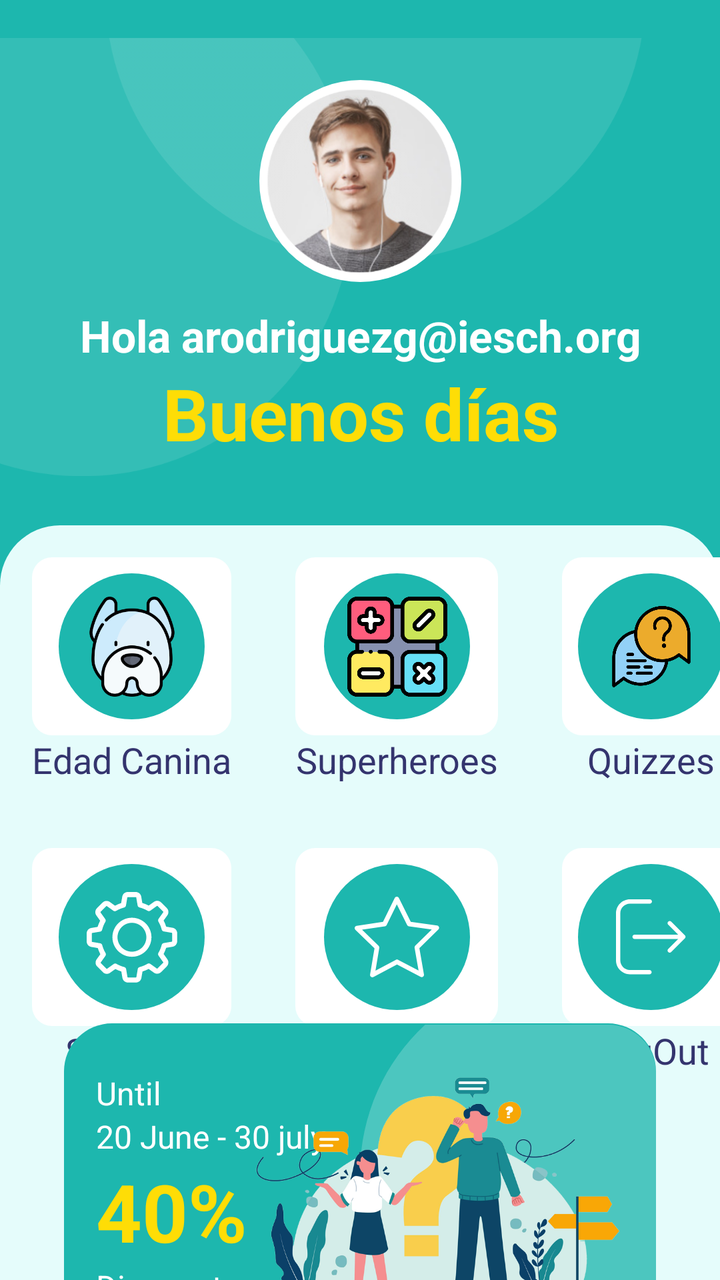
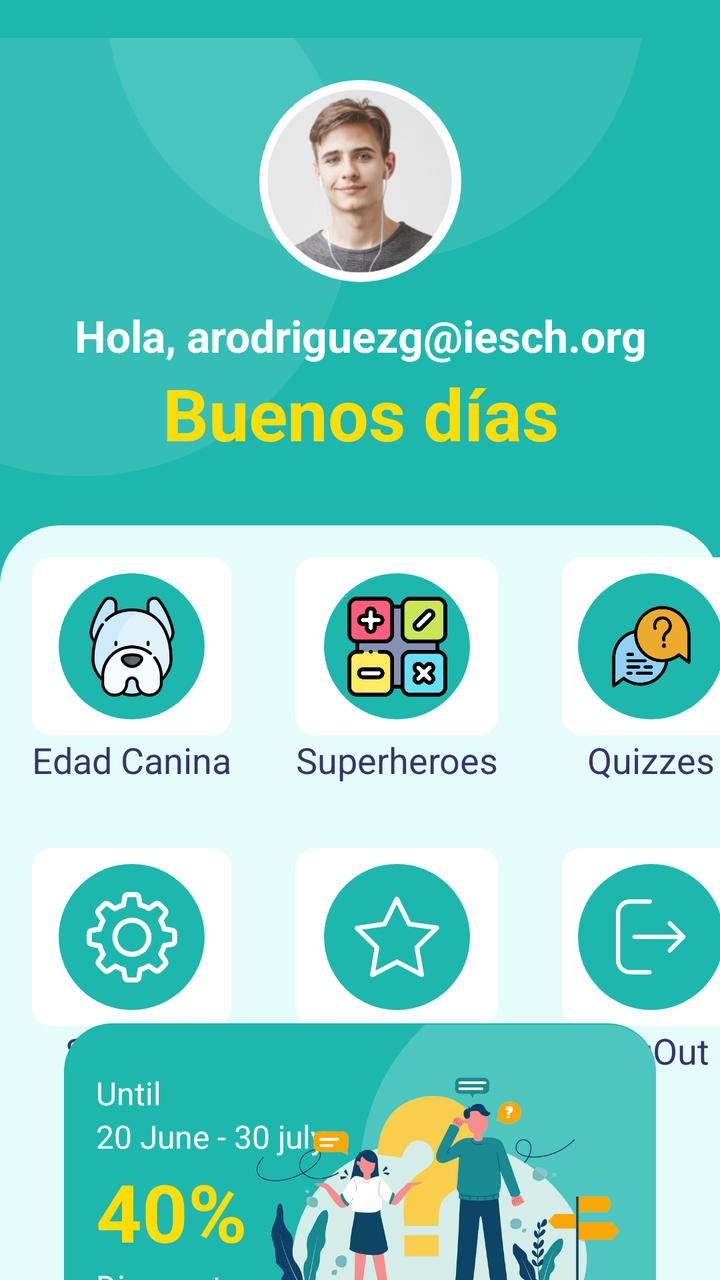

Compare the two renders of this Android layout. The source of the first and the diff that turns it into the second are given below.
<!-- AndroidManifest.xml: application theme Theme.P1DashboardMenu -->
<!-- res/layout/activity_main.xml -->
<?xml version="1.0" encoding="utf-8"?>
<androidx.constraintlayout.widget.ConstraintLayout xmlns:android="http://schemas.android.com/apk/res/android"
    xmlns:app="http://schemas.android.com/apk/res-auto"
    xmlns:tools="http://schemas.android.com/tools"
    android:id="@+id/main"
    android:layout_width="match_parent"
    android:layout_height="match_parent"
    android:background="#1DB7AE"
    tools:context=".MainActivity" >

    <ImageView
        android:id="@+id/imageView"
        android:layout_width="wrap_content"
        android:layout_height="wrap_content"
        android:layout_marginTop="40dp"
        app:layout_constraintEnd_toEndOf="parent"
        app:layout_constraintStart_toStartOf="parent"
        app:layout_constraintTop_toTopOf="parent"
        app:srcCompat="@drawable/profile" />

    <ImageView
        android:id="@+id/imageView8"
        android:layout_width="321dp"
        android:layout_height="257dp"
        app:srcCompat="@drawable/circle_white_top"
        tools:layout_editor_absoluteX="2dp"
        tools:layout_editor_absoluteY="-19dp" />

    <TextView
        android:id="@+id/textView3"
        android:layout_width="wrap_content"
        android:layout_height="wrap_content"
        android:text="Hola arodriguezg@iesch.org"
        android:textColor="#ffffff"
        android:textSize="22sp"
        android:textStyle="bold"
        android:layout_marginTop="12dp"
        app:layout_constraintEnd_toEndOf="@+id/imageView"
        app:layout_constraintStart_toStartOf="@+id/imageView"
        app:layout_constraintTop_toBottomOf="@+id/imageView" />

    <TextView
        android:id="@+id/textView4"
        android:layout_width="wrap_content"
        android:layout_height="wrap_content"
        android:text="Buenos días"
        android:textColor="#FEDD06"
        android:textSize="36sp"
        android:textStyle="bold"
        app:layout_constraintEnd_toEndOf="@+id/textView3"
        app:layout_constraintStart_toStartOf="@+id/textView3"
        app:layout_constraintTop_toBottomOf="@+id/textView3" />

    <androidx.constraintlayout.widget.ConstraintLayout
        android:layout_width="match_parent"
        android:layout_height="0dp"
        android:layout_marginTop="32dp"
        android:background="@drawable/bottom_background_light_green"
        app:layout_constraintBottom_toBottomOf="parent"
        app:layout_constraintEnd_toEndOf="parent"
        app:layout_constraintStart_toStartOf="parent"
        app:layout_constraintTop_toBottomOf="@+id/textView4">

        <TableLayout
            android:id="@+id/tableLayout"
            android:layout_width="match_parent"
            android:layout_height="wrap_content"
            app:layout_constraintEnd_toEndOf="parent"
            app:layout_constraintStart_toStartOf="parent"
            app:layout_constraintTop_toTopOf="parent">

            <TableRow
                android:layout_width="match_parent"
                android:layout_height="match_parent">

                <LinearLayout
                    android:layout_width="match_parent"
                    android:layout_height="wrap_content"
                    android:layout_margin="16dp"
                    android:orientation="vertical">

                    <androidx.constraintlayout.widget.ConstraintLayout
                        android:layout_width="match_parent"
                        android:layout_height="match_parent"
                        android:background="@drawable/white_btn_background">

                        <ImageView
                            android:id="@+id/imageView2"
                            android:layout_width="wrap_content"
                            android:layout_height="wrap_content"
                            android:layout_margin="8dp"
                            app:layout_constraintBottom_toBottomOf="parent"
                            app:layout_constraintEnd_toEndOf="parent"
                            app:layout_constraintStart_toStartOf="parent"
                            app:layout_constraintTop_toTopOf="parent"
                            app:srcCompat="@drawable/circle_green" />

                        <ImageView
                            android:id="@+id/imageView4"
                            android:layout_width="50dp"
                            android:layout_height="50dp"
                            app:layout_constraintBottom_toBottomOf="@+id/imageView2"
                            app:layout_constraintEnd_toEndOf="@+id/imageView2"
                            app:layout_constraintStart_toStartOf="@+id/imageView2"
                            app:layout_constraintTop_toTopOf="@+id/imageView2"
                            app:srcCompat="@drawable/dogoargentino" />
                    </androidx.constraintlayout.widget.ConstraintLayout>

                    <TextView
                        android:id="@+id/textView5"
                        android:layout_width="match_parent"
                        android:layout_height="wrap_content"
                        android:text="Edad Canina"
                        android:textAlignment="center"
                        android:textColor="#34346E"
                        android:textSize="18sp" />
                </LinearLayout>

                <LinearLayout
                    android:layout_width="match_parent"
                    android:layout_height="wrap_content"
                    android:layout_margin="16dp"
                    android:orientation="vertical">

                    <androidx.constraintlayout.widget.ConstraintLayout
                        android:layout_width="match_parent"
                        android:layout_height="match_parent"
                        android:background="@drawable/white_btn_background">

                        <ImageView
                            android:id="@+id/imageView2"
                            android:layout_width="wrap_content"
                            android:layout_height="wrap_content"
                            android:layout_margin="8dp"
                            app:layout_constraintBottom_toBottomOf="parent"
                            app:layout_constraintEnd_toEndOf="parent"
                            app:layout_constraintStart_toStartOf="parent"
                            app:layout_constraintTop_toTopOf="parent"
                            app:srcCompat="@drawable/circle_green" />

                        <ImageView
                            android:id="@+id/imageView4"
                            android:layout_width="50dp"
                            android:layout_height="50dp"
                            app:layout_constraintBottom_toBottomOf="@+id/imageView2"
                            app:layout_constraintEnd_toEndOf="@+id/imageView2"
                            app:layout_constraintStart_toStartOf="@+id/imageView2"
                            app:layout_constraintTop_toTopOf="@+id/imageView2"
                            app:srcCompat="@drawable/calculadora" />
                    </androidx.constraintlayout.widget.ConstraintLayout>

                    <TextView
                        android:id="@+id/textView5"
                        android:layout_width="match_parent"
                        android:layout_height="wrap_content"
                        android:text="Superheroes"
                        android:textAlignment="center"
                        android:textColor="#34346E"
                        android:textSize="18sp" />
                </LinearLayout>

                <LinearLayout
                    android:layout_width="match_parent"
                    android:layout_height="wrap_content"
                    android:layout_margin="16dp"
                    android:orientation="vertical">

                    <androidx.constraintlayout.widget.ConstraintLayout
                        android:layout_width="match_parent"
                        android:layout_height="match_parent"
                        android:background="@drawable/white_btn_background">

                        <ImageView
                            android:id="@+id/imageView2"
                            android:layout_width="wrap_content"
                            android:layout_height="wrap_content"
                            android:layout_margin="8dp"
                            app:layout_constraintBottom_toBottomOf="parent"
                            app:layout_constraintEnd_toEndOf="parent"
                            app:layout_constraintStart_toStartOf="parent"
                            app:layout_constraintTop_toTopOf="parent"
                            app:srcCompat="@drawable/circle_green" />

                        <ImageView
                            android:id="@+id/imageView4"
                            android:layout_width="50dp"
                            android:layout_height="50dp"
                            app:layout_constraintBottom_toBottomOf="@+id/imageView2"
                            app:layout_constraintEnd_toEndOf="@+id/imageView2"
                            app:layout_constraintStart_toStartOf="@+id/imageView2"
                            app:layout_constraintTop_toTopOf="@+id/imageView2"
                            app:srcCompat="@drawable/pregunta" />
                    </androidx.constraintlayout.widget.ConstraintLayout>

                    <TextView
                        android:id="@+id/textView5"
                        android:layout_width="match_parent"
                        android:layout_height="wrap_content"
                        android:text="Quizzes"
                        android:textAlignment="center"
                        android:textColor="#34346E"
                        android:textSize="18sp" />
                </LinearLayout>
            </TableRow>

            <TableRow
                android:layout_width="match_parent"
                android:layout_height="match_parent">

                <LinearLayout
                    android:layout_width="match_parent"
                    android:layout_height="wrap_content"
                    android:layout_margin="16dp"
                    android:orientation="vertical">

                    <androidx.constraintlayout.widget.ConstraintLayout
                        android:layout_width="match_parent"
                        android:layout_height="match_parent"
                        android:background="@drawable/white_btn_background">

                        <ImageView
                            android:id="@+id/imageView2"
                            android:layout_width="wrap_content"
                            android:layout_height="wrap_content"
                            android:layout_margin="8dp"
                            app:layout_constraintBottom_toBottomOf="parent"
                            app:layout_constraintEnd_toEndOf="parent"
                            app:layout_constraintStart_toStartOf="parent"
                            app:layout_constraintTop_toTopOf="parent"
                            app:srcCompat="@drawable/circle_green" />

                        <ImageView
                            android:id="@+id/imageView4"
                            android:layout_width="wrap_content"
                            android:layout_height="wrap_content"
                            app:layout_constraintBottom_toBottomOf="@+id/imageView2"
                            app:layout_constraintEnd_toEndOf="@+id/imageView2"
                            app:layout_constraintStart_toStartOf="@+id/imageView2"
                            app:layout_constraintTop_toTopOf="@+id/imageView2"
                            app:srcCompat="@drawable/btn_4" />
                    </androidx.constraintlayout.widget.ConstraintLayout>

                    <TextView
                        android:id="@+id/textView5"
                        android:layout_width="match_parent"
                        android:layout_height="wrap_content"
                        android:text="Settings"
                        android:textAlignment="center"
                        android:textColor="#34346E"
                        android:textSize="18sp" />
                </LinearLayout>

                <LinearLayout
                    android:layout_width="match_parent"
                    android:layout_height="wrap_content"
                    android:layout_margin="16dp"
                    android:orientation="vertical">

                    <androidx.constraintlayout.widget.ConstraintLayout
                        android:layout_width="match_parent"
                        android:layout_height="match_parent"
                        android:background="@drawable/white_btn_background">

                        <ImageView
                            android:id="@+id/imageView2"
                            android:layout_width="wrap_content"
                            android:layout_height="wrap_content"
                            android:layout_margin="8dp"
                            app:layout_constraintBottom_toBottomOf="parent"
                            app:layout_constraintEnd_toEndOf="parent"
                            app:layout_constraintStart_toStartOf="parent"
                            app:layout_constraintTop_toTopOf="parent"
                            app:srcCompat="@drawable/circle_green" />

                        <ImageView
                            android:id="@+id/imageView4"
                            android:layout_width="wrap_content"
                            android:layout_height="wrap_content"
                            app:layout_constraintBottom_toBottomOf="@+id/imageView2"
                            app:layout_constraintEnd_toEndOf="@+id/imageView2"
                            app:layout_constraintStart_toStartOf="@+id/imageView2"
                            app:layout_constraintTop_toTopOf="@+id/imageView2"
                            app:srcCompat="@drawable/btn_5" />
                    </androidx.constraintlayout.widget.ConstraintLayout>

                    <TextView
                        android:id="@+id/textView5"
                        android:layout_width="match_parent"
                        android:layout_height="wrap_content"
                        android:text="Favorite"
                        android:textAlignment="center"
                        android:textColor="#34346E"
                        android:textSize="18sp" />
                </LinearLayout>

                <LinearLayout
                    android:layout_width="match_parent"
                    android:layout_height="wrap_content"
                    android:layout_margin="16dp"
                    android:orientation="vertical">

                    <androidx.constraintlayout.widget.ConstraintLayout
                        android:layout_width="match_parent"
                        android:layout_height="match_parent"
                        android:background="@drawable/white_btn_background">

                        <ImageView
                            android:id="@+id/imageView2"
                            android:layout_width="wrap_content"
                            android:layout_height="wrap_content"
                            android:layout_margin="8dp"
                            app:layout_constraintBottom_toBottomOf="parent"
                            app:layout_constraintEnd_toEndOf="parent"
                            app:layout_constraintStart_toStartOf="parent"
                            app:layout_constraintTop_toTopOf="parent"
                            app:srcCompat="@drawable/circle_green" />

                        <ImageView
                            android:id="@+id/imageView4"
                            android:layout_width="wrap_content"
                            android:layout_height="wrap_content"
                            app:layout_constraintBottom_toBottomOf="@+id/imageView2"
                            app:layout_constraintEnd_toEndOf="@+id/imageView2"
                            app:layout_constraintStart_toStartOf="@+id/imageView2"
                            app:layout_constraintTop_toTopOf="@+id/imageView2"
                            app:srcCompat="@drawable/btn_6" />
                    </androidx.constraintlayout.widget.ConstraintLayout>

                    <TextView
                        android:id="@+id/textView5"
                        android:layout_width="match_parent"
                        android:layout_height="wrap_content"
                        android:text="LogOut"
                        android:textAlignment="center"
                        android:textColor="#34346E"
                        android:textSize="18sp" />
                </LinearLayout>
            </TableRow>

        </TableLayout>

        <androidx.constraintlayout.widget.ConstraintLayout
            android:layout_width="match_parent"
            android:layout_height="170dp"
            android:layout_margin="32dp"
            android:background="@drawable/green_banner_background"
            app:layout_constraintBottom_toBottomOf="parent"
            app:layout_constraintEnd_toEndOf="parent"
            app:layout_constraintStart_toStartOf="parent"
            app:layout_constraintTop_toBottomOf="@+id/tableLayout">

            <TextView
                android:id="@+id/textView9"
                android:layout_width="wrap_content"
                android:layout_height="wrap_content"
                android:layout_marginStart="16dp"
                android:text="Discount"
                android:textColor="#ffffff"
                android:textSize="16sp"
                app:layout_constraintStart_toStartOf="parent"
                app:layout_constraintTop_toBottomOf="@+id/textView8" />

            <TextView
                android:id="@+id/textView7"
                android:layout_width="wrap_content"
                android:layout_height="wrap_content"
                android:layout_marginStart="16dp"
                android:text="20 June - 30 july"
                android:textColor="#ffffff"
                android:textSize="16sp"
                app:layout_constraintStart_toStartOf="parent"
                app:layout_constraintTop_toBottomOf="@+id/textView6" />

            <ImageView
                android:id="@+id/imageView5"
                android:layout_width="wrap_content"
                android:layout_height="wrap_content"
                app:layout_constraintBottom_toBottomOf="parent"
                app:layout_constraintEnd_toEndOf="parent"
                app:layout_constraintTop_toTopOf="parent"
                app:srcCompat="@drawable/circle_white" />

            <ImageView
                android:id="@+id/imageView6"
                android:layout_width="wrap_content"
                android:layout_height="wrap_content"
                app:layout_constraintBottom_toBottomOf="parent"
                app:layout_constraintEnd_toEndOf="@+id/imageView5"
                app:layout_constraintTop_toTopOf="@+id/imageView5"
                app:srcCompat="@drawable/green_banner" />

            <TextView
                android:id="@+id/textView6"
                android:layout_width="wrap_content"
                android:layout_height="wrap_content"
                android:layout_marginStart="16dp"
                android:layout_marginTop="24dp"
                android:text="Until"
                android:textColor="#ffffff"
                android:textSize="16sp"
                app:layout_constraintStart_toStartOf="parent"
                app:layout_constraintTop_toTopOf="parent" />

            <TextView
                android:id="@+id/textView8"
                android:layout_width="wrap_content"
                android:layout_height="wrap_content"
                android:text="40%"
                android:textColor="#FEDD06"
                android:textSize="40sp"
                android:textStyle="bold"
                app:layout_constraintStart_toStartOf="@+id/textView7"
                app:layout_constraintTop_toBottomOf="@+id/textView7" />
        </androidx.constraintlayout.widget.ConstraintLayout>

    </androidx.constraintlayout.widget.ConstraintLayout>
</androidx.constraintlayout.widget.ConstraintLayout>
<!-- resources referenced by this layout -->
<resources>
  <!-- drawable bottom_background_light_green (drawable) -->
  <?xml version="1.0" encoding="utf-8"?>
  <selector xmlns:android="http://schemas.android.com/apk/res/android">
  <item>
      <shape android:shape="rectangle">
          <solid android:color="#E5FCFB"/>
          <corners android:topLeftRadius="30dp" android:topRightRadius="30dp"/>
  
      </shape>
  </item>
  </selector>
  <!-- drawable btn_4: png bitmap (drawable-hdpi, 2295 bytes) -->
  <!-- drawable btn_5: png bitmap (drawable-hdpi, 1314 bytes) -->
  <!-- drawable btn_6: png bitmap (drawable-hdpi, 693 bytes) -->
  <!-- drawable calculadora: png bitmap (drawable, 29847 bytes) -->
  <!-- drawable circle_green: png bitmap (drawable-hdpi, 3004 bytes) -->
  <!-- drawable circle_white: png bitmap (drawable-hdpi, 4147 bytes) -->
  <!-- drawable circle_white_top: png bitmap (drawable-hdpi, 12353 bytes) -->
  <!-- drawable dogoargentino: png bitmap (drawable, 19374 bytes) -->
  <!-- drawable green_banner: png bitmap (drawable-hdpi, 43155 bytes) -->
  <!-- drawable green_banner_background (drawable) -->
  <?xml version="1.0" encoding="utf-8"?>
  <selector xmlns:android="http://schemas.android.com/apk/res/android">
  <item>
      <shape android:shape="rectangle">
          <solid android:color="#1DB7AE"/>
          <corners android:radius="24dp"/>
  
      </shape>
  </item>
  </selector>
  <!-- drawable pregunta: png bitmap (drawable, 23557 bytes) -->
  <!-- drawable profile: png bitmap (drawable-hdpi, 29126 bytes) -->
  <!-- drawable white_btn_background (drawable) -->
  <?xml version="1.0" encoding="utf-8"?>
  <selector xmlns:android="http://schemas.android.com/apk/res/android">
  <item>
      <shape android:shape="rectangle">
          <corners android:radius="10dp"/>
          <solid android:color="#ffffff"/>
      </shape>
  </item>
  </selector>
  <style name="Theme.P1DashboardMenu" parent="Base.Theme.P1DashboardMenu" />
  <style name="Base.Theme.P1DashboardMenu" parent="Theme.Material3.DayNight.NoActionBar">
          
          
      </style>
</resources>

<!-- the commit's change to res/layout/activity_main.xml (unified diff, before → after) -->
@@ -30,7 +30,7 @@
         android:id="@+id/textView3"
         android:layout_width="wrap_content"
         android:layout_height="wrap_content"
-        android:text="Hola arodriguezg@iesch.org"
+        android:text="Hola, arodriguezg@iesch.org"
         android:textColor="#ffffff"
         android:textSize="22sp"
         android:textStyle="bold"
